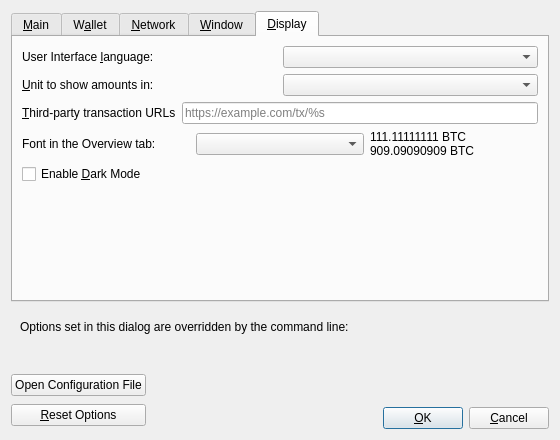
First picture: the form in src/qt/forms/optionsdialog.ui, repository cdonnachie/avian-lab, before the edit.
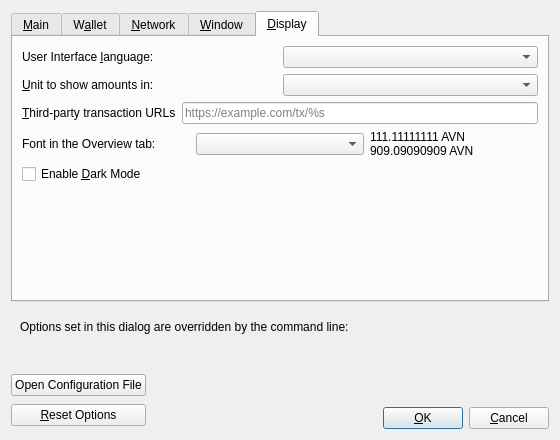
Second picture: the form after the edit. The open tabs and pages were chosen to show the change. Custom widgets are drawn as their Qt base class.

```diff
--- a/src/qt/forms/optionsdialog.ui
+++ b/src/qt/forms/optionsdialog.ui
@@ -779,8 +779,8 @@
          <item>
           <widget class="QLabel" name="moneyFont_preview">
            <property name="text">
-            <string notr="true">111.11111111 BTC
-909.09090909 BTC</string>
+            <string notr="true">111.11111111 AVN
+909.09090909 AVN</string>
            </property>
           </widget>
          </item>
```
